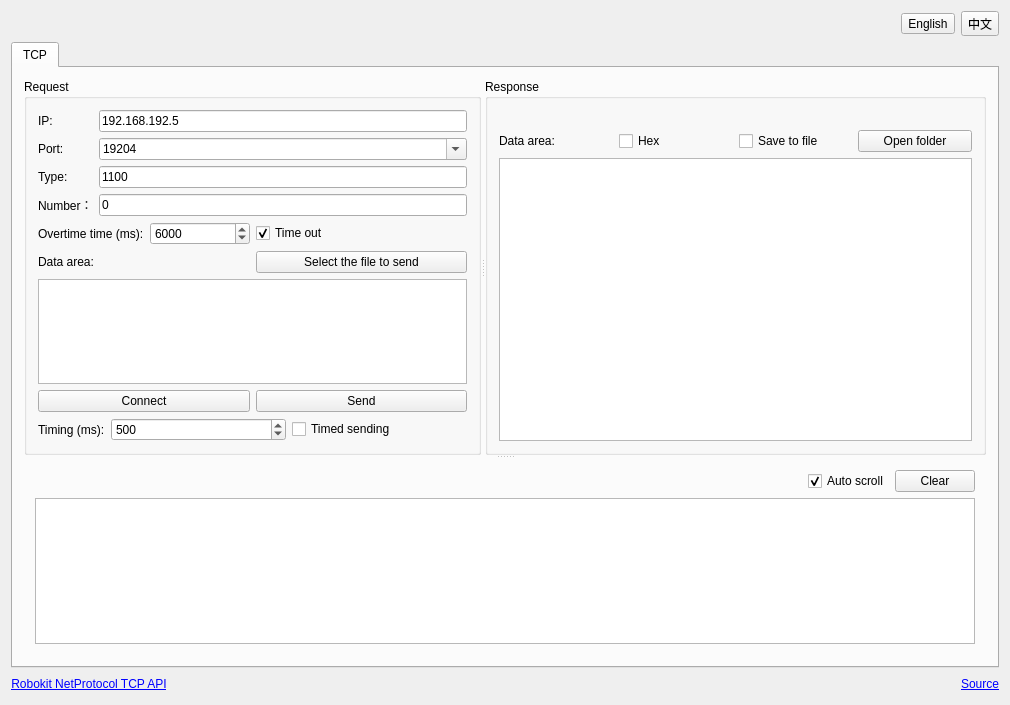
This is SCTcpToolWidget.ui in damtle/SeerTCPTest as Qt 5 draws it before an edit. The edited form follows.
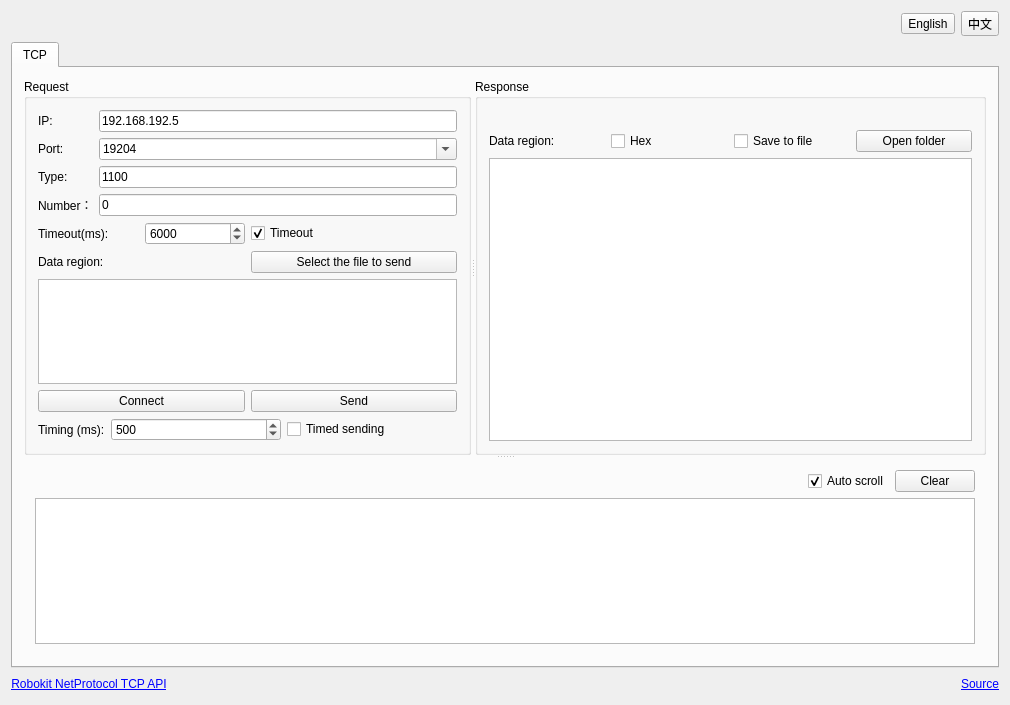
This is the edited form.

Patch:
```diff
--- a/SCTcpToolWidget.ui
+++ b/SCTcpToolWidget.ui
@@ -200,7 +200,7 @@
                    </sizepolicy>
                   </property>
                   <property name="text">
-                   <string>Overtime time (ms):</string>
+                   <string>Timeout(ms):</string>
                   </property>
                  </widget>
                 </item>
@@ -222,7 +222,7 @@
               <item>
                <widget class="QCheckBox" name="checkBox_timeOut">
                 <property name="text">
-                 <string>Time out</string>
+                 <string>Timeout</string>
                 </property>
                 <property name="checked">
                  <bool>true</bool>
@@ -236,7 +236,7 @@
               <item>
                <widget class="QLabel" name="label_5">
                 <property name="text">
-                 <string>Data area:</string>
+                 <string>Data region:</string>
                 </property>
                </widget>
               </item>
@@ -339,7 +339,7 @@
               <item>
                <widget class="QLabel" name="label_12">
                 <property name="text">
-                 <string>Data area:</string>
+                 <string>Data region:</string>
                 </property>
                </widget>
               </item>
```
